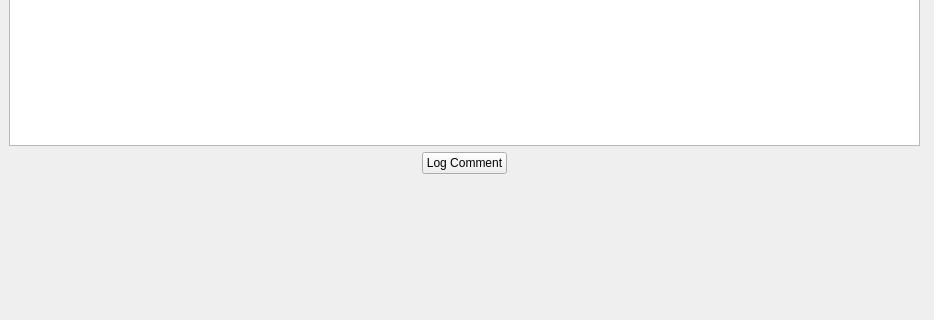
This is form.ui in ShadyBarrios/CS179_P3 as Qt 5 draws it before an edit; both pictures show x 0 to 934 and y 380 to 700 of the 934 by 700 pixel window. The edited form follows.
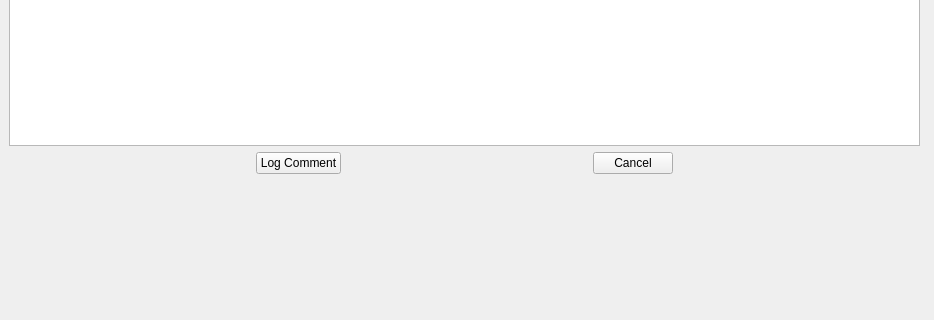
This is the edited form. The open tabs and pages were chosen to show the change.

What changed in the file:
```diff
--- a/form.ui
+++ b/form.ui
@@ -376,6 +376,26 @@
            </property>
           </widget>
          </item>
+         <item>
+          <spacer name="horizontalSpacer_21">
+           <property name="orientation">
+            <enum>Qt::Orientation::Horizontal</enum>
+           </property>
+           <property name="sizeHint" stdset="0">
+            <size>
+             <width>40</width>
+             <height>20</height>
+            </size>
+           </property>
+          </spacer>
+         </item>
+         <item>
+          <widget class="QPushButton" name="CancelCommentButton">
+           <property name="text">
+            <string>Cancel</string>
+           </property>
+          </widget>
+         </item>
          <item>
           <spacer name="horizontalSpacer_13">
            <property name="orientation">
```
Left out of the diff: 2 changed lines with no effect on the pictures.
